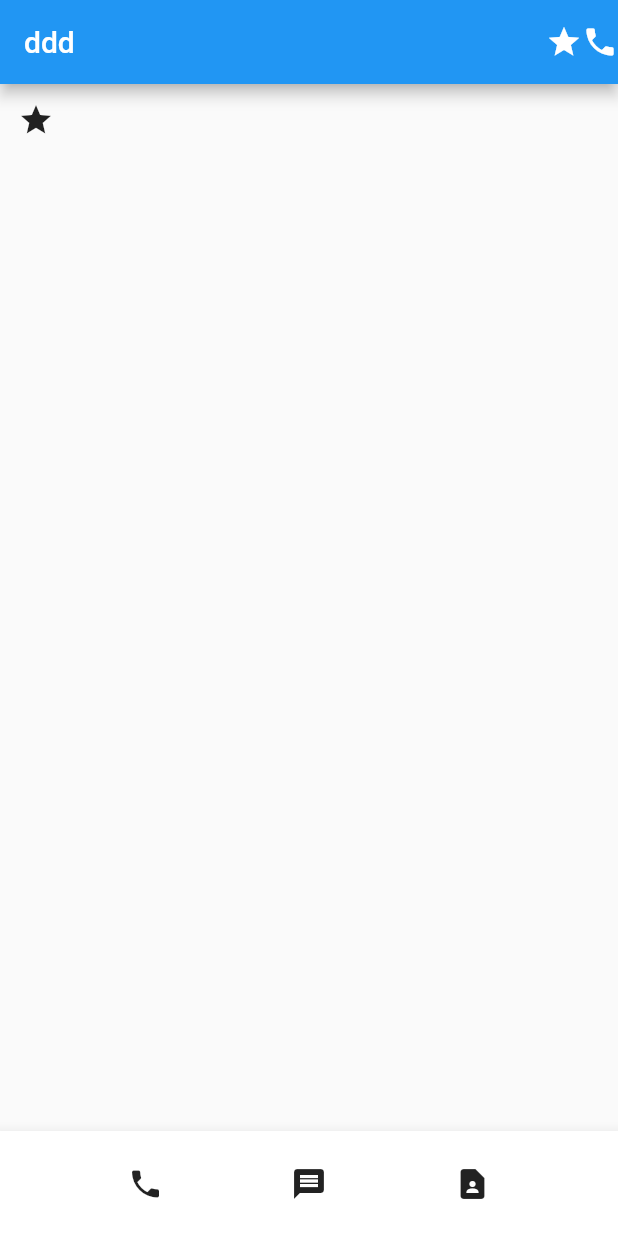
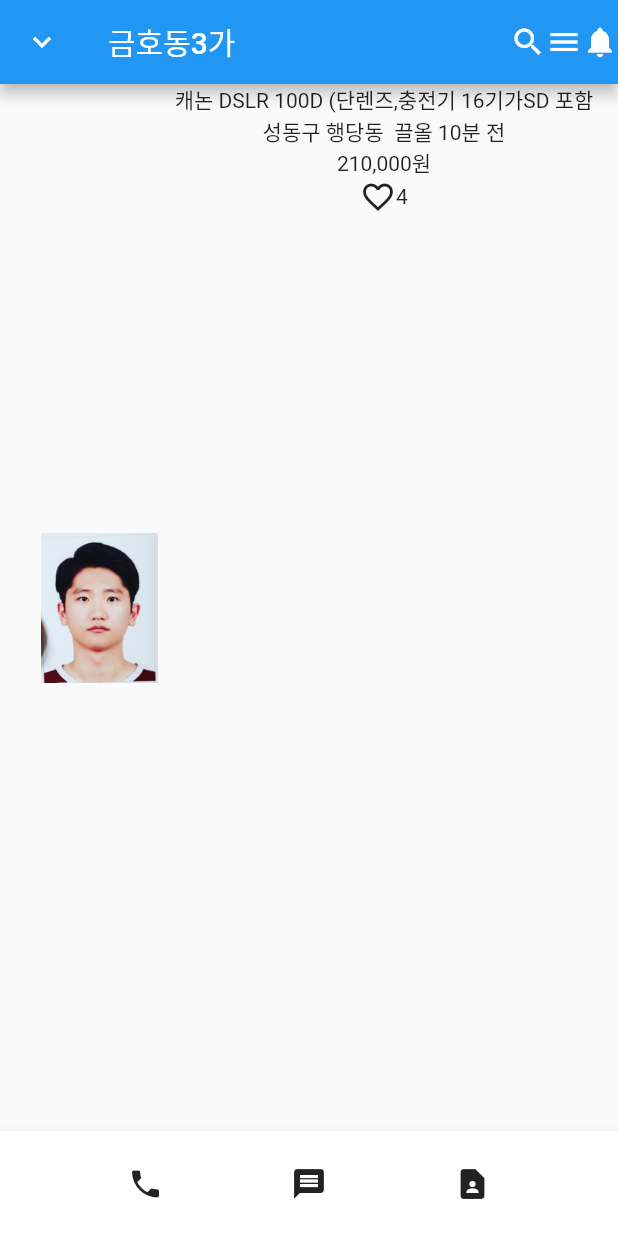
Before and after one commit to kwonjs1996/flutter-contact, a Flutter app: the screen it shows after launch, on a phone screen of 412 x 824 dp. Run offline on Flutter 3.47's test engine with Material 2 defaults, Android fonts, the phone set to English and light mode, and no system bars.

Commit message:
practice 당근마켓

```diff
--- a/lib/main.dart
+++ b/lib/main.dart
@@ -13,13 +13,19 @@ class MyApp extends StatelessWidget {
     return MaterialApp(
       home: Scaffold(
         appBar: AppBar(
-          actions: [Icon(Icons.star), Icon(Icons.phone)], title: Text('ddd'),
+        leading: Icon(Icons.expand_more),title: Text('금호동3가'),
+        actions: [Icon(Icons.search), Icon(Icons.menu), Icon(Icons.notifications)],
         ),
         body: SizedBox(
-          child: IconButton(
-            icon: Icon(Icons.star),
-            onPressed: (){},
-          )
+          child: Row(
+            mainAxisAlignment: MainAxisAlignment.center,
+            children: [Image.asset('assets/photo.png', width: 100,height: 100,),
+             Column(children: [Text('캐논 DSLR 100D (단렌즈,충전기 16기가SD 포함'),
+              Text('성동구 행당동  끌올 10분 전'),
+              Text('210,000원'),
+              Row(children: [Icon(Icons.favorite_border),Text('4')],)],
+              )],
+              )
         ),
         bottomNavigationBar: BottomAppBar(
           child: SizedBox(
```
